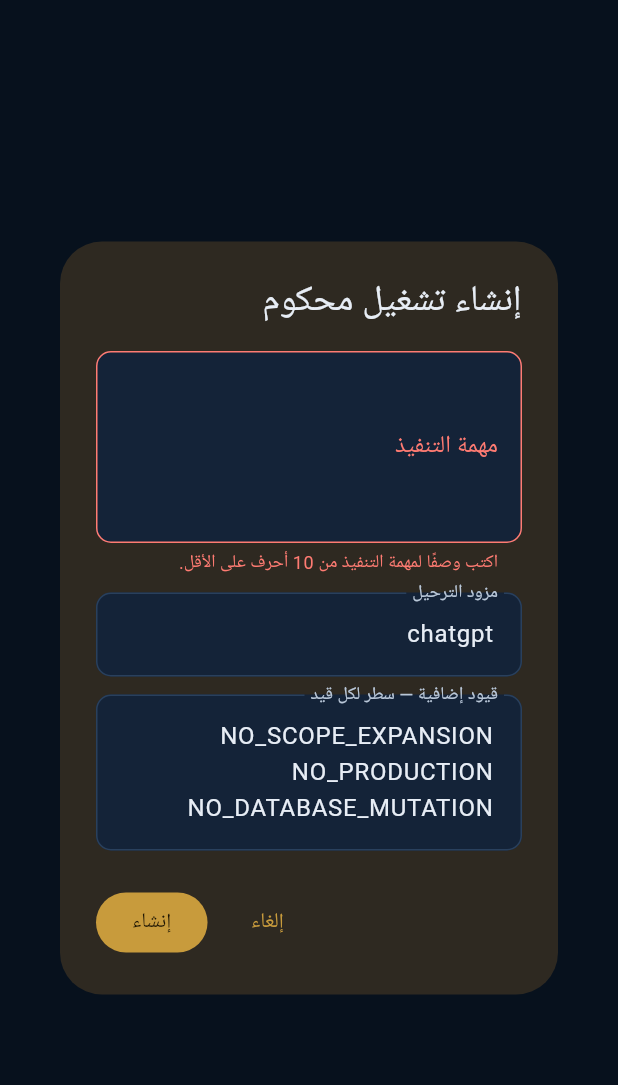
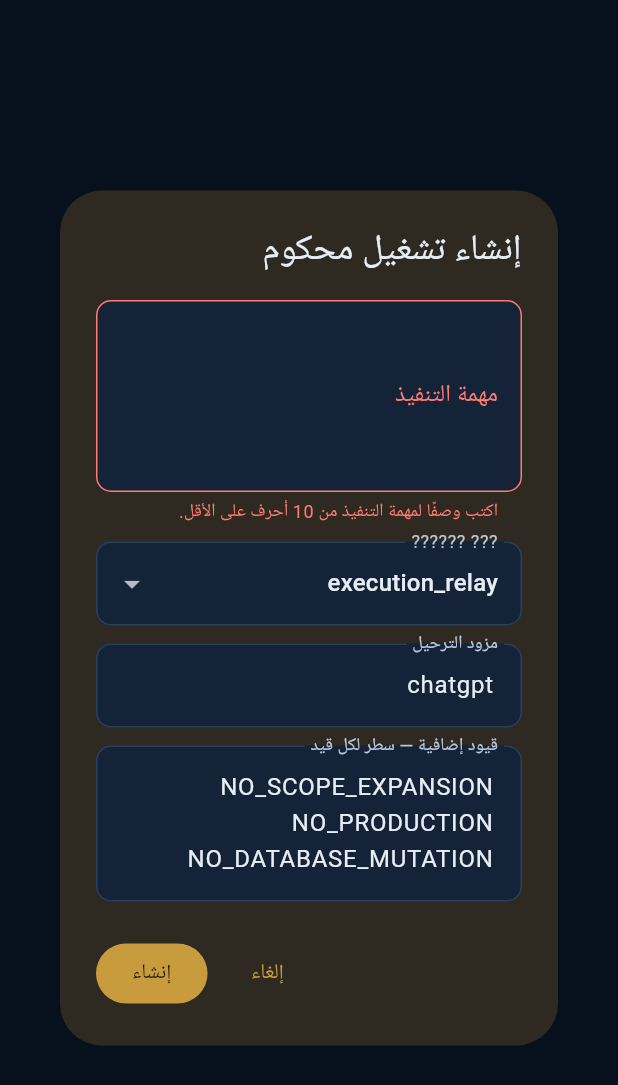
Before and after one commit to firasfanon/palwakf_workspace_manager, a Flutter app: the _NewExecutionRunDialog widget shown alone on an empty page, opened directly with empty values, after a tap on "إنشاء", on a phone screen of 412 x 824 dp. Shown: the top 1085 px of the screen. Run offline on Flutter 3.47's test engine with Material 3 defaults, Android fonts, the phone set to English and light mode, and no system bars; our stand-ins replace flutter_riverpod, go_router; network calls fail.

Commit message:
feat(operations): align governed provider mode controls

```diff
--- a/lib/src/features/engineering_os/domain/execution_run_models.dart
+++ b/lib/src/features/engineering_os/domain/execution_run_models.dart
@@ -121,6 +121,7 @@ class NewExecutionRunDraft {
     required this.timeoutSeconds,
     required this.idempotencyKey,
     required this.relayProviderId,
+    this.providerMode = 'execution_relay',
     this.requiresExplicitAuthorization = true,
   });
 
@@ -133,6 +134,7 @@ class NewExecutionRunDraft {
   final int timeoutSeconds;
   final String idempotencyKey;
   final String relayProviderId;
+  final String providerMode;
   final bool requiresExplicitAuthorization;
 
   Map<String, dynamic> toJson() => <String, dynamic>{
@@ -145,6 +147,7 @@ class NewExecutionRunDraft {
         'timeout_seconds': timeoutSeconds,
         'idempotency_key': idempotencyKey,
         'relay_provider_id': relayProviderId,
+        'provider_mode': providerMode,
         'requires_explicit_authorization': requiresExplicitAuthorization,
       };
 }
--- a/lib/src/features/orchestrator/presentation/orchestrator_workspace_page.dart
+++ b/lib/src/features/orchestrator/presentation/orchestrator_workspace_page.dart
@@ -396,14 +396,42 @@ class _NewExecutionRunDialog extends StatefulWidget {
 }
 
 class _NewExecutionRunDialogState extends State<_NewExecutionRunDialog> {
+  static const List<String> _providerModes = <String>[
+    'execution_relay',
+    'code_review',
+    'diagnostic_debug',
+    'bounded_bug_fix',
+    'engineering_proposal',
+    'test_and_regression_analysis',
+  ];
+  static const Set<String> _readOnlyProviderModes = <String>{
+    'code_review',
+    'diagnostic_debug',
+    'engineering_proposal',
+    'test_and_regression_analysis',
+  };
+  static const Set<String> _mutatingProviderModes = <String>{
+    'execution_relay',
+    'bounded_bug_fix',
+  };
+
   final prompt = TextEditingController();
   final provider = TextEditingController(text: 'chatgpt');
   final constraints = TextEditingController(
     text: 'NO_SCOPE_EXPANSION\nNO_PRODUCTION\nNO_DATABASE_MUTATION',
   );
+  late String providerMode;
   String? promptError;
   String? providerError;
   String? constraintsError;
+
+  @override
+  void initState() {
+    super.initState();
+    providerMode = widget.parent.mutationClass == 'source-write'
+        ? 'execution_relay'
+        : 'code_review';
+  }
 
   @override
   void dispose() {
@@ -433,6 +461,29 @@ class _NewExecutionRunDialogState extends State<_NewExecutionRunDialog> {
                       'المشروع والمستودع والفرع وHEAD والنطاق تورث من المهمة ولا يمكن توسيعها هنا.',
                   errorText: promptError,
                 ),
+              ),
+              const SizedBox(height: 12),
+              DropdownButtonFormField<String>(
+                key: const ValueKey<String>('phase6-run-provider-mode'),
+                initialValue: providerMode,
+                decoration: const InputDecoration(
+                  labelText: '??? ??????',
+                ),
+                items: _providerModes
+                    .map(
+                      (mode) => DropdownMenuItem<String>(
+                        value: mode,
+                        enabled:
+                            widget.parent.mutationClass == 'source-write' ||
+                                !_mutatingProviderModes.contains(mode),
+                        child: Text(mode),
+                      ),
+                    )
+                    .toList(growable: false),
+                onChanged: (value) {
+                  if (value == null) return;
+                  setState(() => providerMode = value);
+                },
               ),
               const SizedBox(height: 12),
               TextField(
@@ -503,9 +554,7 @@ class _NewExecutionRunDialogState extends State<_NewExecutionRunDialog> {
         .replaceAll(RegExp(r'[^A-Z0-9_-]'), '_');
     final boundedParent =
         parentId.length > 80 ? parentId.substring(0, 80) : parentId;
-    final sandbox = widget.parent.mutationClass == 'read-only'
-        ? 'read-only'
-        : 'workspace-write';
+    final sandbox = _sandboxForProviderMode(providerMode);
     Navigator.pop(
       context,
       NewExecutionRunDraft(
@@ -519,9 +568,19 @@ class _NewExecutionRunDialogState extends State<_NewExecutionRunDialog> {
         timeoutSeconds: 1800,
         idempotencyKey: 'run:$boundedParent:$stamp',
         relayProviderId: providerValue,
+        providerMode: providerMode,
         requiresExplicitAuthorization: true,
       ),
     );
+  }
+
+  String _sandboxForProviderMode(String mode) {
+    if (_readOnlyProviderModes.contains(mode)) {
+      return 'read-only';
+    }
+    return widget.parent.mutationClass == 'source-write'
+        ? 'workspace-write'
+        : 'read-only';
   }
 }
 
```
Also changed, not shown: 1 other file.
